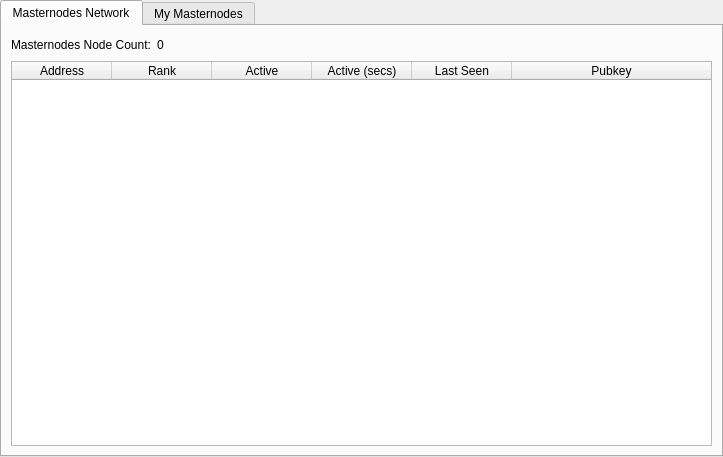
First picture: the form in src/qt/forms/masternodemanager.ui, repository coinonat/CoinonatX, before the edit.
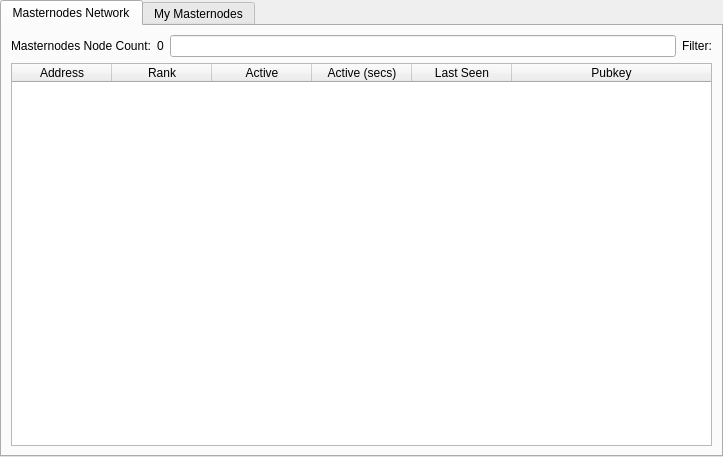
Second picture: the form after the edit.

Commit message: Masternode list filtering and sorting, version in window title

The edit to the form file:
```diff
--- a/src/qt/forms/masternodemanager.ui
+++ b/src/qt/forms/masternodemanager.ui
@@ -88,6 +88,8 @@
           </widget>
          </item>
          <item row="0" column="0">
+          <layout class="QGridLayout" name="gridLayout2">
+          <item row="0" column="0">
           <layout class="QHBoxLayout" name="horizontalLayout_3">
            <property name="bottomMargin">
             <number>0</number>
@@ -101,23 +103,48 @@
            </item>
            <item>
             <widget class="QLabel" name="countLabel">
+                <property name="sizePolicy">
+                 <sizepolicy hsizetype="Fixed" vsizetype="Preferred">
+                  <horstretch>0</horstretch>
+                  <verstretch>0</verstretch>
+                 </sizepolicy>
+                </property>
+                <property name="minimumWidth">
+                 <number>140</number>
+                </property>
+                <property name="maximumWidth">
+                 <number>140</number>
+                </property>
              <property name="text">
               <string>0</string>
              </property>
             </widget>
            </item>
-           <item>
-            <spacer name="horizontalSpacer_3">
-             <property name="orientation">
-              <enum>Qt::Horizontal</enum>
-             </property>
-             <property name="sizeHint" stdset="0">
-              <size>
-               <width>40</width>
-               <height>20</height>
-              </size>
-             </property>
-            </spacer>
+           </layout>
+           </item>
+           <item row="0" column="1">
+            <layout class="QHBoxLayout" name="horizontalLayout_4">
+              <property name="bottomMargin">
+               <number>0</number>
+              </property>
+              <property name="direction">
+               <enum>QBoxLayout::RightToLeft</enum>
+              </property>
+              <item>
+               <widget class="QLineEdit" name="filterEdit">
+                <property name="clearButtonEnabled">
+                 <bool>true</bool>
+                </property>
+               </widget>
+              </item>
+              <item>
+               <widget class="QLabel" name="filterLabel">
+                <property name="text">
+                 <string>Filter:</string>
+                </property>
+               </widget>
+              </item>
+             </layout>
            </item>
           </layout>
          </item>
```
The commit also changes 3 other files.
